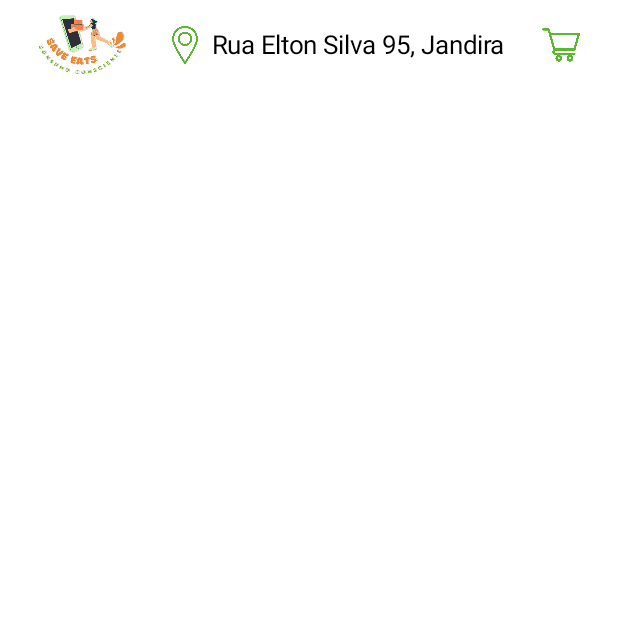
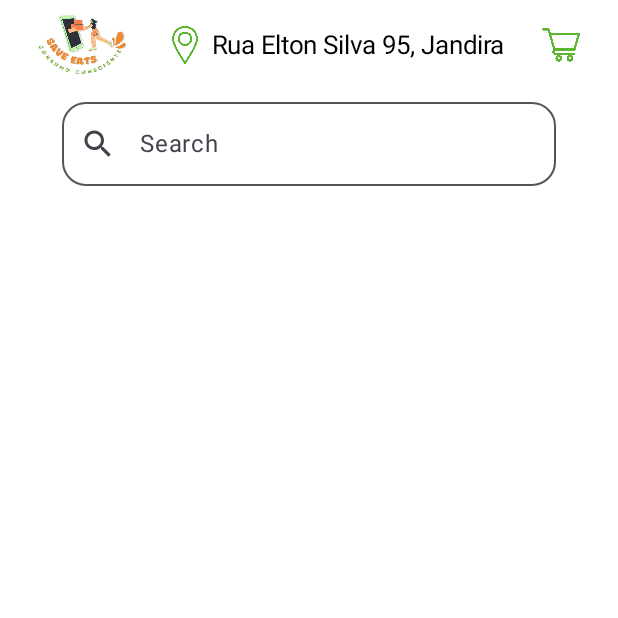
Before and after one commit to OswaldBarbosa/save-eats-mobile, an Android app built with Jetpack Compose: the composable HomeScreen shown on its own in the app's theme, on a phone screen of 412 x 824 dp, the top half of it. Run offline under Robolectric (Android 15) with nearby library versions, the light colour scheme and no system bars.

Commit message:
home quase completa

```diff
--- a/app/src/main/AndroidManifest.xml
+++ b/app/src/main/AndroidManifest.xml
@@ -15,7 +15,6 @@
         android:roundIcon="@mipmap/ic_launcher_round"
         android:supportsRtl="true"
         android:theme="@style/Theme.SaveEats"
-        android:usesCleartextTraffic="true"
         tools:targetApi="31">
         <activity
             android:name=".logincomponents.screen.LoginActivity"
--- a/app/src/main/java/br/senai/sp/saveeats/Retrofit.kt
+++ b/app/src/main/java/br/senai/sp/saveeats/Retrofit.kt
@@ -5,7 +5,7 @@
 
 object Retrofit {
 
-    private const val baseURL = "http://10.107.144.21:8080/"
+    private const val baseURL = "https://save-eats.cyclic.cloud/"
 
     fun getInstance(): Retrofit {
         return Retrofit.Builder()
--- a/app/src/main/java/br/senai/sp/saveeats/components/SearchOutlineTextField.kt
+++ b/app/src/main/java/br/senai/sp/saveeats/components/SearchOutlineTextField.kt
@@ -1,8 +1,25 @@
 package br.senai.sp.saveeats.components
 
+import androidx.compose.foundation.layout.Arrangement
+import androidx.compose.foundation.layout.Column
+import androidx.compose.foundation.layout.fillMaxHeight
+import androidx.compose.foundation.layout.fillMaxWidth
+import androidx.compose.foundation.layout.padding
+import androidx.compose.foundation.text.KeyboardActions
+import androidx.compose.foundation.text.KeyboardOptions
+import androidx.compose.material3.ExperimentalMaterial3Api
+import androidx.compose.material3.Icon
+import androidx.compose.material3.OutlinedTextField
+import androidx.compose.material3.Text
 import androidx.compose.runtime.Composable
+import androidx.compose.ui.Alignment
+import androidx.compose.ui.Modifier
+import androidx.compose.ui.graphics.Color
+import androidx.compose.ui.graphics.Shape
 import androidx.compose.ui.graphics.vector.ImageVector
+import androidx.compose.ui.unit.dp
 
+@OptIn(ExperimentalMaterial3Api::class)
 @Composable
 fun SearchOutlineTextField(
     value: String,
@@ -10,6 +27,38 @@
     label: String = "",
     leadingIconImageVector: ImageVector,
     leadingIconDescription: String = "",
+    borderColor: Color,
+    border: Shape,
+    keyboardOptions: KeyboardOptions,
+    keyboardActions: KeyboardActions
 ) {
 
+    Column(
+        modifier = Modifier.fillMaxWidth(),
+        horizontalAlignment = Alignment.CenterHorizontally,
+        verticalArrangement = Arrangement.Center
+    ) {
+
+        OutlinedTextField(
+            value = value,
+            onValueChange = { onValueChange(it) },
+            modifier = Modifier
+                .fillMaxWidth(0.8f)
+                .padding(bottom = 10.dp),
+            colors = androidx.compose.material3.TextFieldDefaults.outlinedTextFieldColors(
+                focusedBorderColor = borderColor,
+                unfocusedBorderColor = borderColor
+            ),
+            shape = border,
+            label = { Text(text = label) },
+            leadingIcon = {
+                Icon(
+                    imageVector = leadingIconImageVector,
+                    contentDescription = leadingIconDescription
+                )
+            },
+            keyboardOptions = keyboardOptions,
+            keyboardActions = keyboardActions
+        )
+    }
 }
--- a/app/src/main/java/br/senai/sp/saveeats/homecomponents/screen/HomeScreen.kt
+++ b/app/src/main/java/br/senai/sp/saveeats/homecomponents/screen/HomeScreen.kt
@@ -9,23 +9,40 @@
 import androidx.compose.foundation.layout.fillMaxWidth
 import androidx.compose.foundation.layout.size
 import androidx.compose.foundation.layout.width
+import androidx.compose.foundation.text.KeyboardActions
+import androidx.compose.foundation.text.KeyboardOptions
 import androidx.compose.material.Icon
 import androidx.compose.material.Surface
 import androidx.compose.material.Text
+import androidx.compose.material.icons.Icons
+import androidx.compose.material.icons.filled.Search
+import androidx.compose.material3.ShapeDefaults
 import androidx.compose.runtime.Composable
+import androidx.compose.runtime.getValue
+import androidx.compose.runtime.mutableStateOf
+import androidx.compose.runtime.saveable.rememberSaveable
+import androidx.compose.runtime.setValue
 import androidx.compose.ui.Alignment
 import androidx.compose.ui.Modifier
 import androidx.compose.ui.graphics.Color
+import androidx.compose.ui.platform.LocalFocusManager
 import androidx.compose.ui.res.painterResource
+import androidx.compose.ui.res.stringResource
+import androidx.compose.ui.text.input.KeyboardType
 import androidx.compose.ui.tooling.preview.Preview
 import androidx.compose.ui.unit.dp
 import androidx.compose.ui.unit.sp
 import androidx.navigation.NavHostController
 import androidx.navigation.compose.rememberNavController
 import br.senai.sp.saveeats.R
+import br.senai.sp.saveeats.components.SearchOutlineTextField
 
 @Composable
 fun HomeScreen(navController: NavHostController) {
+
+    val focusManager = LocalFocusManager.current
+
+    var searh by rememberSaveable { mutableStateOf("") }
 
     Surface(
         modifier = Modifier
@@ -83,7 +100,26 @@
 
             }
 
+            Column (
+                modifier = Modifier
+            ) {
 
+                SearchOutlineTextField(
+                    value = searh,
+                    onValueChange = {} ,
+                    label = stringResource(id = R.string.search),
+                    leadingIconImageVector = Icons.Default.Search,
+                    borderColor = Color(85,85,85),
+                    border = ShapeDefaults.Large,
+                    keyboardOptions = KeyboardOptions(
+                        keyboardType = KeyboardType.Text
+                    ),
+                    keyboardActions = KeyboardActions(onDone = {
+                        focusManager.clearFocus()
+                    })
+                )
+
+            }
 
         }
 
--- /dev/null
+++ b/app/src/main/res/drawable/search.xml
@@ -0,0 +1,5 @@
+<vector android:height="24dp" android:tint="#000000"
+    android:viewportHeight="24" android:viewportWidth="24"
+    android:width="24dp" xmlns:android="http://schemas.android.com/apk/res/android">
+    <path android:fillColor="@android:color/white" android:pathData="M15.5,14h-0.79l-0.28,-0.27C15.41,12.59 16,11.11 16,9.5 16,5.91 13.09,3 9.5,3S3,5.91 3,9.5 5.91,16 9.5,16c1.61,0 3.09,-0.59 4.23,-1.57l0.27,0.28v0.79l5,4.99L20.49,19l-4.99,-5zM9.5,14C7.01,14 5,11.99 5,9.5S7.01,5 9.5,5 14,7.01 14,9.5 11.99,14 9.5,14z"/>
+</vector>
--- a/app/src/main/res/values/strings.xml
+++ b/app/src/main/res/values/strings.xml
@@ -47,4 +47,5 @@
     <string name="phone_error">The format of the phone number "doesn't" seem right</string>
     <string name="password_error">Must mix capital and non-capital letters, a number, special character and a minium legth of 8</string>
     <string name="password_equal_error">Passwords must be equal</string>
+    <string name="search">Search</string>
 </resources>
```
Also changed, not shown: app/src/main/java/br/senai/sp/saveeats/logincomponents/screen/LoginScreen.kt (+5 -11 lines), app/src/main/java/br/senai/sp/saveeats/singupcomponents/screen/SignupScreen.kt (+4 -11 lines).
